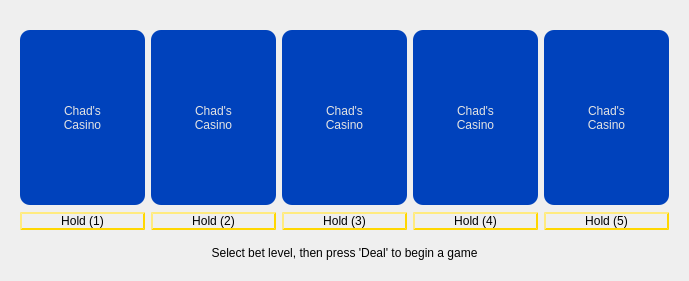
This is src/ui/handwidget.ui in dbrook/vidpokerterm as Qt 5 draws it before an edit. The edited form follows.
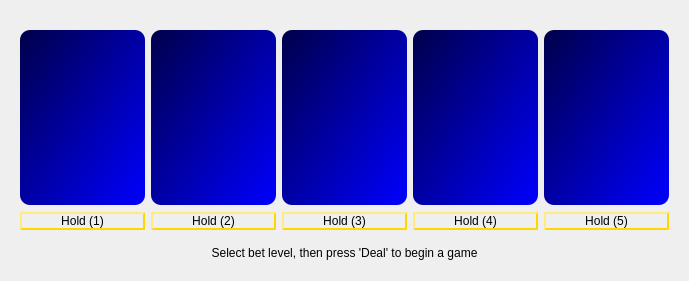
This is the edited form.

Commit message: Cards with gradients

Patch:
```diff
--- a/src/ui/handwidget.ui
+++ b/src/ui/handwidget.ui
@@ -52,10 +52,10 @@
          </size>
         </property>
         <property name="styleSheet">
-         <string notr="true">background-color: rgb(0, 66, 188);
-border-color: rgb(250, 250, 250);
+         <string notr="true">border-color: rgb(250, 250, 250);
 color: rgb(227, 227, 227);
-border-radius: 10px;</string>
+border-radius: 10px;
+background-color: qlineargradient(spread:repeat, x1:0, y1:0, x2:1, y2:1, stop:0 rgba(0, 0, 74, 255), stop:1 rgba(0, 0, 255, 255));</string>
         </property>
         <property name="frameShape">
          <enum>QFrame::NoFrame</enum>
@@ -67,8 +67,7 @@
          <number>4</number>
         </property>
         <property name="text">
-         <string>Chad's
-Casino</string>
+         <string/>
         </property>
         <property name="alignment">
          <set>Qt::AlignCenter</set>
@@ -84,10 +83,10 @@
          </size>
         </property>
         <property name="styleSheet">
-         <string notr="true">background-color: rgb(0, 66, 188);
-border-color: rgb(250, 250, 250);
+         <string notr="true">border-color: rgb(250, 250, 250);
 color: rgb(227, 227, 227);
-border-radius: 10px;</string>
+border-radius: 10px;
+background-color: qlineargradient(spread:repeat, x1:0, y1:0, x2:1, y2:1, stop:0 rgba(0, 0, 74, 255), stop:1 rgba(0, 0, 255, 255));</string>
         </property>
         <property name="frameShape">
          <enum>QFrame::NoFrame</enum>
@@ -99,8 +98,7 @@
          <number>4</number>
         </property>
         <property name="text">
-         <string>Chad's
-Casino</string>
+         <string/>
         </property>
         <property name="alignment">
          <set>Qt::AlignCenter</set>
@@ -116,10 +114,10 @@
          </size>
         </property>
         <property name="styleSheet">
-         <string notr="true">background-color: rgb(0, 66, 188);
-border-color: rgb(250, 250, 250);
+         <string notr="true">border-color: rgb(250, 250, 250);
 color: rgb(227, 227, 227);
-border-radius: 10px;</string>
+border-radius: 10px;
+background-color: qlineargradient(spread:repeat, x1:0, y1:0, x2:1, y2:1, stop:0 rgba(0, 0, 74, 255), stop:1 rgba(0, 0, 255, 255));</string>
         </property>
         <property name="frameShape">
          <enum>QFrame::NoFrame</enum>
@@ -131,8 +129,7 @@
          <number>4</number>
         </property>
         <property name="text">
-         <string>Chad's
-Casino</string>
+         <string/>
         </property>
         <property name="alignment">
          <set>Qt::AlignCenter</set>
@@ -161,10 +158,10 @@
          </size>
         </property>
         <property name="styleSheet">
-         <string notr="true">background-color: rgb(0, 66, 188);
-border-color: rgb(250, 250, 250);
+         <string notr="true">border-color: rgb(250, 250, 250);
 color: rgb(227, 227, 227);
-border-radius: 10px;</string>
+border-radius: 10px;
+background-color: qlineargradient(spread:repeat, x1:0, y1:0, x2:1, y2:1, stop:0 rgba(0, 0, 74, 255), stop:1 rgba(0, 0, 255, 255));</string>
         </property>
         <property name="frameShape">
          <enum>QFrame::NoFrame</enum>
@@ -176,8 +173,7 @@
          <number>4</number>
         </property>
         <property name="text">
-         <string>Chad's
-Casino</string>
+         <string/>
         </property>
         <property name="alignment">
          <set>Qt::AlignCenter</set>
@@ -193,10 +189,10 @@
          </size>
         </property>
         <property name="styleSheet">
-         <string notr="true">background-color: rgb(0, 66, 188);
-border-color: rgb(250, 250, 250);
+         <string notr="true">border-color: rgb(250, 250, 250);
 color: rgb(227, 227, 227);
-border-radius: 10px;</string>
+border-radius: 10px;
+background-color: qlineargradient(spread:repeat, x1:0, y1:0, x2:1, y2:1, stop:0 rgba(0, 0, 74, 255), stop:1 rgba(0, 0, 255, 255));</string>
         </property>
         <property name="frameShape">
          <enum>QFrame::NoFrame</enum>
@@ -208,8 +204,7 @@
          <number>4</number>
         </property>
         <property name="text">
-         <string>Chad's
-Casino</string>
+         <string/>
         </property>
         <property name="alignment">
          <set>Qt::AlignCenter</set>
```
The commit also changes 1 other file.
